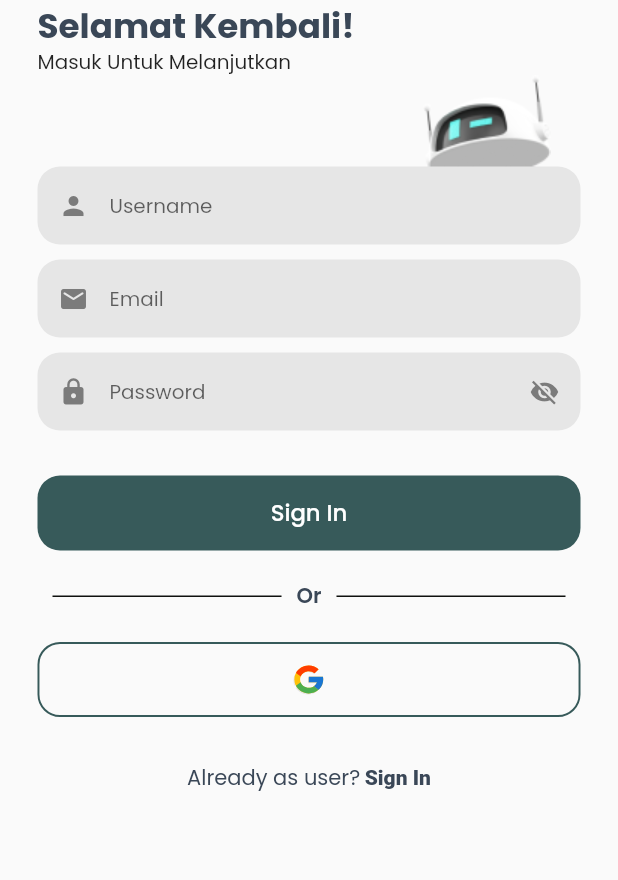
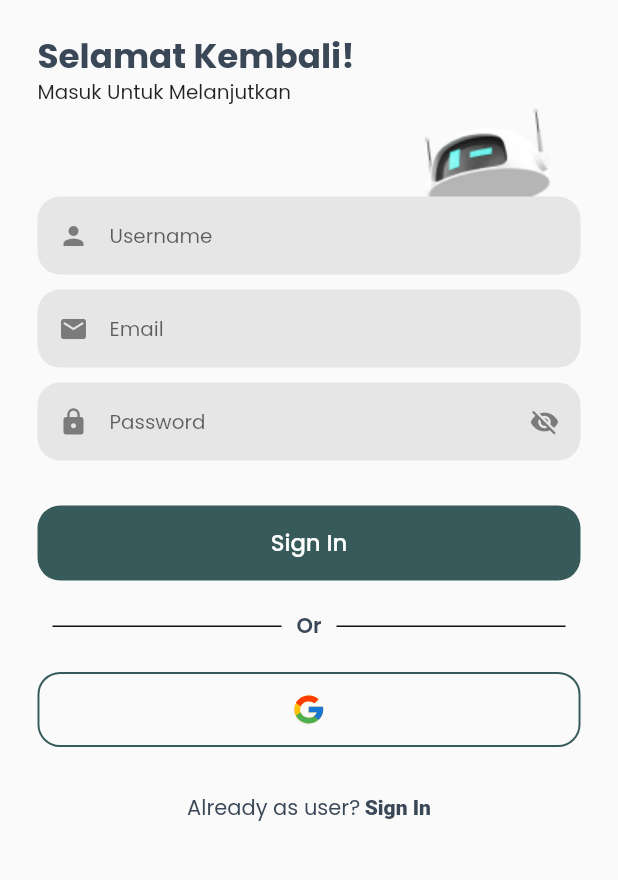
Before and after one commit to RadyaHarbani/Sakuku-App, a Flutter app: the screen it shows after launch, after a tap on "Ya", on a phone screen of 412 x 824 dp, the part 120-1000 px from its top. Run offline on Flutter 3.47's test engine with Material 2 defaults, Android fonts, the phone set to English and light mode, and no system bars; our stand-ins replace firebase_auth, firebase_core, flutter_svg, get, google_fonts, google_sign_in; accounts and stored records are empty.

Commit message:
fix [RH] : fix login page

```diff
--- a/lib/modules/login_page/views/login_page_view.dart
+++ b/lib/modules/login_page/views/login_page_view.dart
@@ -36,7 +36,7 @@ class LoginPageView extends GetView<LoginPageController> {
       ),
       body: SingleChildScrollView(
         child: Padding(
-          padding: const EdgeInsets.symmetric(horizontal: 25),
+          padding: const EdgeInsets.symmetric(horizontal: 25, vertical: 20),
           child: Column(
             crossAxisAlignment: CrossAxisAlignment.start,
             children: [
```
